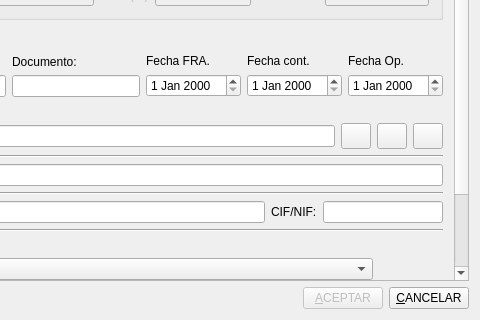
The window that ivarep_aut.ui (DIBOSAJM/keme) describes before a commit, drawn with Qt 5; both pictures show x 285 to 765 and y 384 to 704 of the 765 by 704 pixel window.
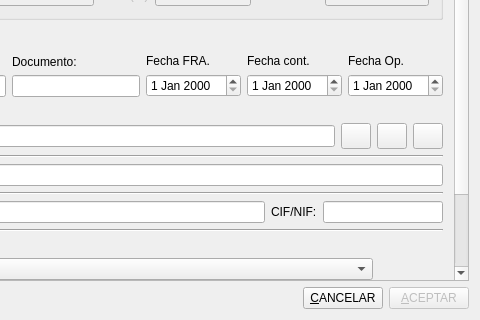
The same window after the commit. Icons and pictures are not drawn.

Patch:
```diff
--- a/ivarep_aut.ui
+++ b/ivarep_aut.ui
@@ -1638,6 +1638,23 @@
        </property>
       </spacer>
      </item>
+     <item>
+      <widget class="QPushButton" name="CancelarButton">
+       <property name="text">
+        <string>&amp;CANCELAR</string>
+       </property>
+       <property name="icon">
+        <iconset resource="keme.qrc">
+         <normaloff>:/iconos/graf/borrar.png</normaloff>:/iconos/graf/borrar.png</iconset>
+       </property>
+       <property name="shortcut">
+        <string>Alt+C</string>
+       </property>
+       <property name="autoDefault">
+        <bool>false</bool>
+       </property>
+      </widget>
+     </item>
      <item>
       <widget class="QPushButton" name="AceptarButton">
        <property name="enabled">
@@ -1661,23 +1678,6 @@
        </property>
       </widget>
      </item>
-     <item>
-      <widget class="QPushButton" name="CancelarButton">
-       <property name="text">
-        <string>&amp;CANCELAR</string>
-       </property>
-       <property name="icon">
-        <iconset resource="keme.qrc">
-         <normaloff>:/iconos/graf/borrar.png</normaloff>:/iconos/graf/borrar.png</iconset>
-       </property>
-       <property name="shortcut">
-        <string>Alt+C</string>
-       </property>
-       <property name="autoDefault">
-        <bool>false</bool>
-       </property>
-      </widget>
-     </item>
     </layout>
    </item>
   </layout>
```
Left out of the diff: 14 changed lines with no effect on the pictures.
